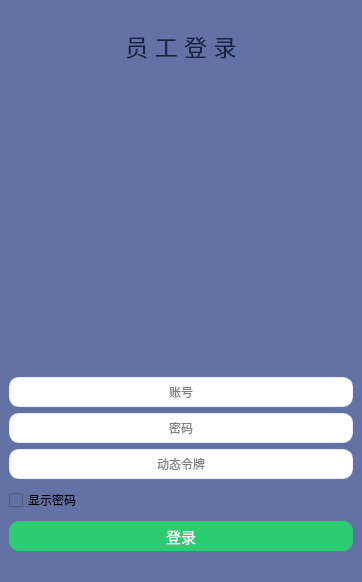
The window that Project/ui/LoginWindow.ui (B1AnKAlpha/Economy) describes before a commit, drawn with Qt 5.
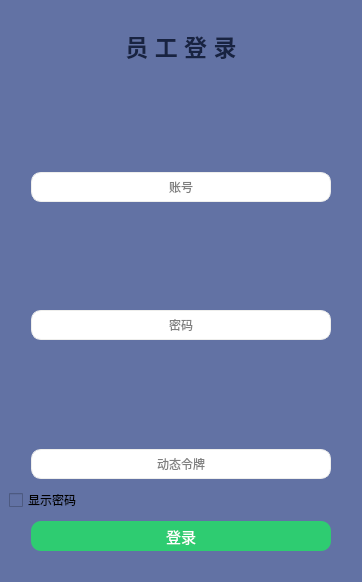
The same window after the commit. Icons and pictures are not drawn.

Diff of the .ui file:
```diff
--- a/Project/ui/LoginWindow.ui
+++ b/Project/ui/LoginWindow.ui
@@ -65,6 +65,7 @@
       <property name="font">
        <font>
         <pointsize>17</pointsize>
+        <bold>true</bold>
        </font>
       </property>
       <property name="styleSheet">
@@ -98,14 +99,26 @@
       </property>
      </spacer>
     </item>
-    <item>
+    <item alignment="Qt::AlignmentFlag::AlignHCenter">
      <widget class="QLineEdit" name="lineEdit_username">
+      <property name="sizePolicy">
+       <sizepolicy hsizetype="Expanding" vsizetype="Fixed">
+        <horstretch>0</horstretch>
+        <verstretch>0</verstretch>
+       </sizepolicy>
+      </property>
       <property name="minimumSize">
        <size>
-        <width>0</width>
+        <width>300</width>
         <height>30</height>
        </size>
       </property>
+      <property name="maximumSize">
+       <size>
+        <width>300</width>
+        <height>16777215</height>
+       </size>
+      </property>
       <property name="font">
        <font>
         <pointsize>9</pointsize>
@@ -139,13 +152,32 @@
      </widget>
     </item>
     <item>
+     <spacer name="verticalSpacer_2">
+      <property name="orientation">
+       <enum>Qt::Orientation::Vertical</enum>
+      </property>
+      <property name="sizeHint" stdset="0">
+       <size>
+        <width>20</width>
+        <height>40</height>
+       </size>
+      </property>
+     </spacer>
+    </item>
+    <item alignment="Qt::AlignmentFlag::AlignHCenter">
      <widget class="QLineEdit" name="lineEdit_password">
       <property name="minimumSize">
        <size>
-        <width>0</width>
+        <width>300</width>
         <height>30</height>
        </size>
       </property>
+      <property name="maximumSize">
+       <size>
+        <width>300</width>
+        <height>16777215</height>
+       </size>
+      </property>
       <property name="font">
        <font>
         <pointsize>9</pointsize>
@@ -182,13 +214,32 @@
      </widget>
     </item>
     <item>
+     <spacer name="verticalSpacer_3">
+      <property name="orientation">
+       <enum>Qt::Orientation::Vertical</enum>
+      </property>
+      <property name="sizeHint" stdset="0">
+       <size>
+        <width>20</width>
+        <height>40</height>
+       </size>
+      </property>
+     </spacer>
+    </item>
+    <item alignment="Qt::AlignmentFlag::AlignHCenter">
      <widget class="QLineEdit" name="lineEdit_token">
       <property name="minimumSize">
        <size>
-        <width>0</width>
+        <width>300</width>
         <height>30</height>
        </size>
       </property>
+      <property name="maximumSize">
+       <size>
+        <width>600</width>
+        <height>16777215</height>
+       </size>
+      </property>
       <property name="font">
        <font>
         <pointsize>9</pointsize>
@@ -242,14 +293,20 @@
       </property>
      </widget>
     </item>
-    <item>
+    <item alignment="Qt::AlignmentFlag::AlignHCenter">
      <widget class="QPushButton" name="button_login">
       <property name="minimumSize">
        <size>
-        <width>0</width>
+        <width>300</width>
         <height>30</height>
        </size>
       </property>
+      <property name="maximumSize">
+       <size>
+        <width>300</width>
+        <height>16777215</height>
+       </size>
+      </property>
       <property name="font">
        <font>
         <pointsize>-1</pointsize>
```
